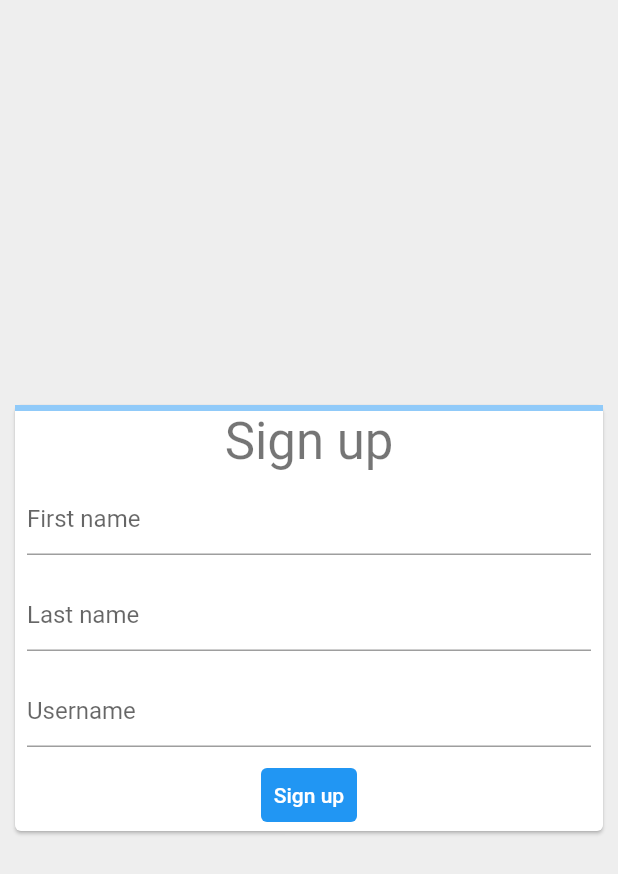
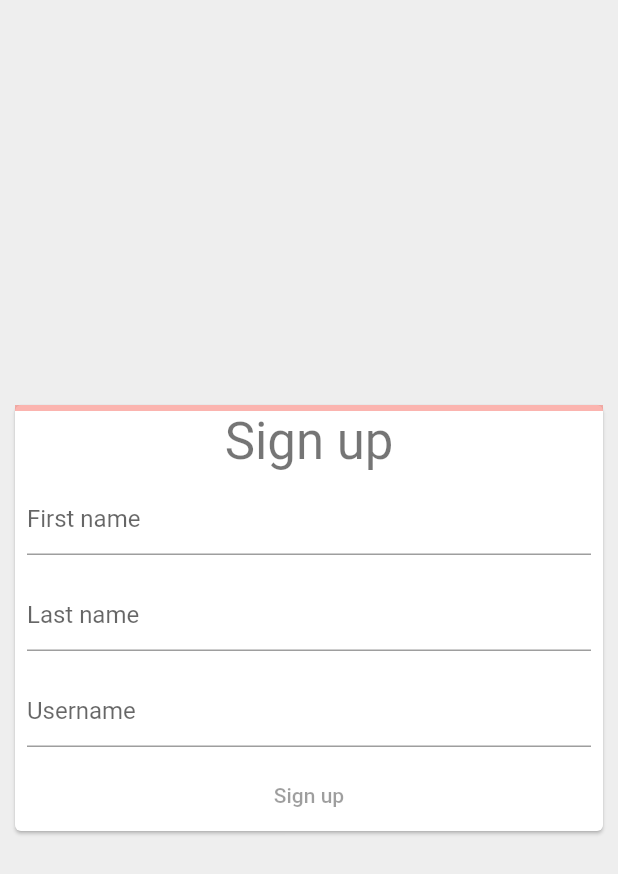
Before and after one commit to dbjchan1121/flutter-web-app, a Flutter app: the screen it shows after launch, on a phone screen of 412 x 824 dp. Shown: the top 874 px of the screen. Run offline on Flutter 3.47's test engine with Material 2 defaults, Android fonts, the phone set to English and light mode, and no system bars.

Commit message:
添加进度条动画

```diff
--- a/lib/main.dart
+++ b/lib/main.dart
@@ -61,15 +61,34 @@ class _SignUpFormState extends State<SignUpForm> {
     Navigator.of(context).pushNamed('/welcome');
   }
 
+  void _updateFormProgress() {
+    var progress = 0.0;
+    final controllers = [
+      _firstNameTextController,
+      _lastNameTextController,
+      _usernameTextController
+    ];
 
+    for (final controller in controllers) {
+      if (controller.value.text.isNotEmpty) {
+        progress += 1 / controllers.length;
+      }
+    }
+
+    setState(() {
+      _formProgress = progress;
+    });
+  }
 
   @override
   Widget build(BuildContext context) {
     return Form(
+      onChanged: _updateFormProgress,
       child: Column(
         mainAxisSize: MainAxisSize.min,
         children: [
-          LinearProgressIndicator(value: _formProgress),
+          AnimatedProgressIndicator(value: _formProgress),
+          // LinearProgressIndicator(value: _formProgress),
           Text('Sign up', style: Theme
               .of(context)
               .textTheme
@@ -104,7 +123,7 @@ class _SignUpFormState extends State<SignUpForm> {
                 return states.contains(MaterialState.disabled) ? null : Colors.blue;
               }),
             ),
-            onPressed: _showWelcomeScreen,
+            onPressed: _formProgress == 1 ? _showWelcomeScreen : null,
             child: Text('Sign up'),
           ),
         ],
@@ -112,3 +131,66 @@ class _SignUpFormState extends State<SignUpForm> {
     );
   }
 }
+
+class AnimatedProgressIndicator extends StatefulWidget {
+  final double value;
+
+  AnimatedProgressIndicator({
+    required this.value,
+  });
+
+  @override
+  State<StatefulWidget> createState() {
+    return _AnimatedProgressIndicatorState();
+  }
+}
+
+class _AnimatedProgressIndicatorState extends State<AnimatedProgressIndicator>
+    with SingleTickerProviderStateMixin {
+  late AnimationController _controller;
+  late Animation<Color?> _colorAnimation;
+  late Animation<double> _curveAnimation;
+
+  void initState() {
+    super.initState();
+    _controller = AnimationController(
+      duration: Duration(milliseconds: 1200), vsync: this);
+
+    final colorTween = TweenSequence([
+      TweenSequenceItem(
+        tween: ColorTween(begin: Colors.red, end: Colors.orange),
+        weight: 1
+      ),
+      TweenSequenceItem(
+        tween: ColorTween(begin: Colors.orange, end: Colors.blue),
+        weight: 1
+      ),
+      TweenSequenceItem(
+        tween: ColorTween(begin: Colors.blue, end: Colors.purple),
+        weight: 1
+      )
+    ]);
+
+    _colorAnimation = _controller.drive(colorTween);
+    _curveAnimation = _controller.drive(CurveTween(curve: Curves.easeIn));
+
+  }
+  @override
+  void didUpdateWidget(oldWidget) {
+    super.didUpdateWidget(oldWidget);
+    _controller.animateTo(widget.value);
+  }
+
+  @override
+  Widget build(BuildContext context) {
+    return AnimatedBuilder(
+      animation: _controller,
+      builder: (context, child) => LinearProgressIndicator(
+        value: _curveAnimation.value,
+        valueColor: _colorAnimation,
+        backgroundColor: _colorAnimation.value?.withOpacity(0.4),
+      )
+    );
+  }
+
+}
```
